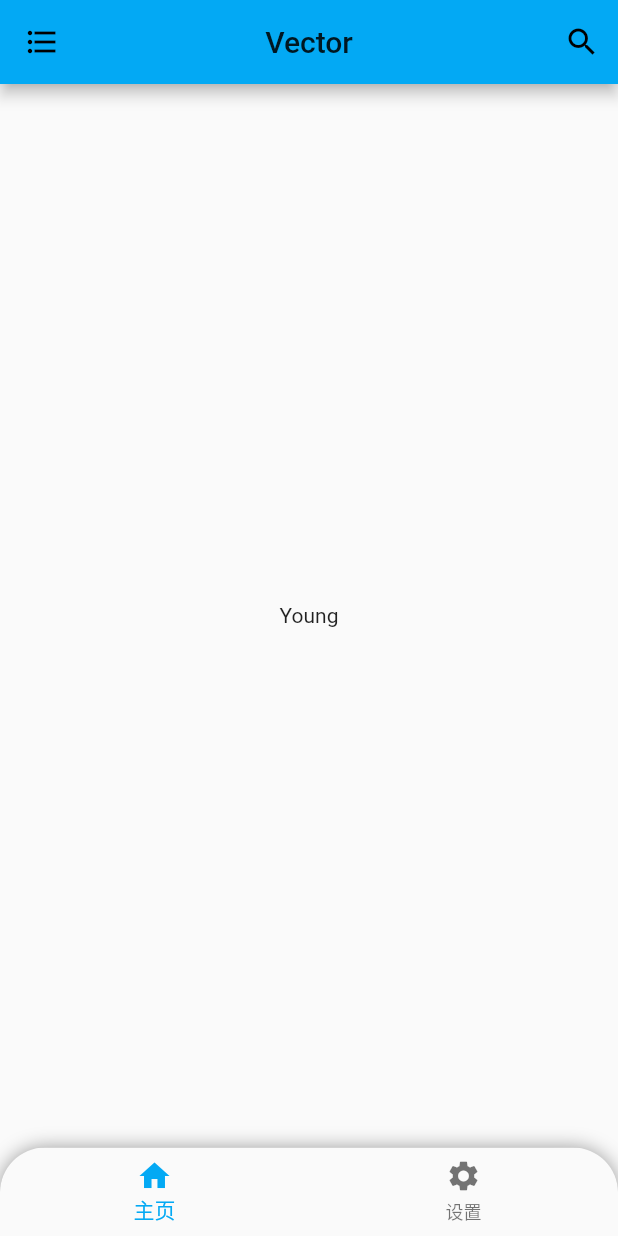
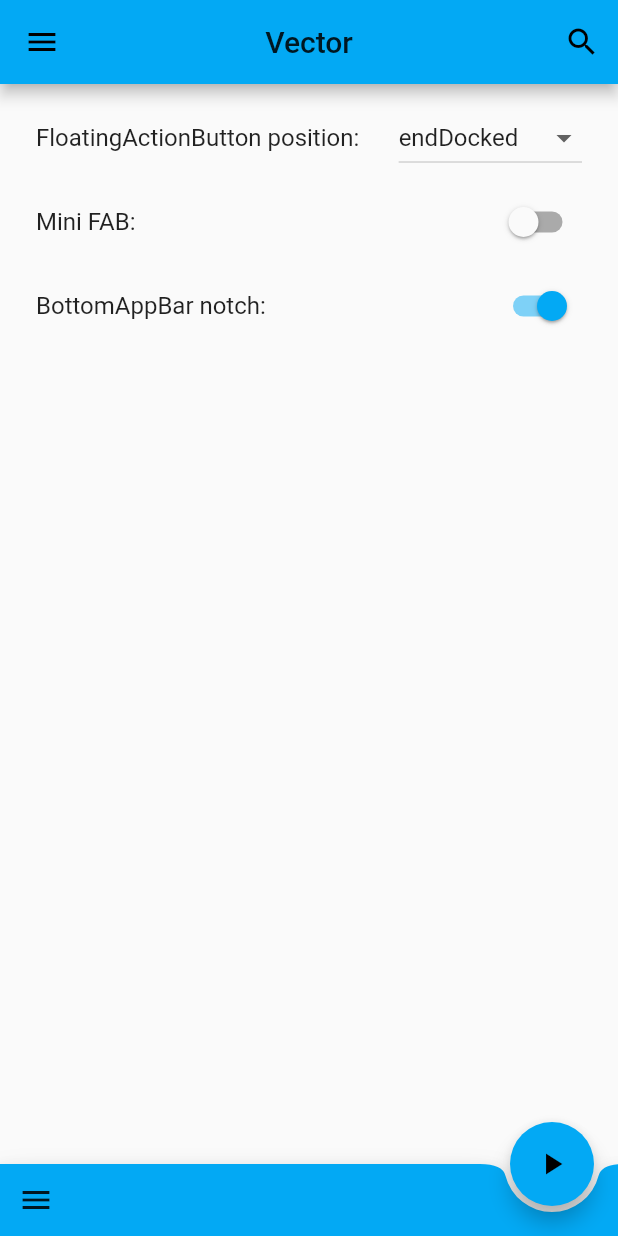
Before and after one commit to LvFinch/Vector, a Flutter app: the screen it shows after launch, on a phone screen of 412 x 824 dp. Run offline on Flutter 3.47's test engine with Material 2 defaults, Android fonts, the phone set to English and light mode, and no system bars; our stand-ins replace fluttertoast.

Commit message:
Update home.dart

```diff
--- a/vector/lib/pages/home.dart
+++ b/vector/lib/pages/home.dart
@@ -1,7 +1,7 @@
 /*
  * -> Author : Akko
  * -> Date : 2020-05-16 23:19:43
- * -> LastEditTime : 2020-05-17 14:53:02
+ * -> LastEditTime : 2020-05-18 00:26:10
  * -> LastEditors : Akko
  * -> Description : Vector Home
  * -> FilePath : \vector\lib\pages\home.dart
@@ -9,7 +9,10 @@
  */
 import 'package:flutter/material.dart';
 
-import './home_searchbar.dart';
+// import 'package:line_icons/line_icons.dart';
+import 'package:fluttertoast/fluttertoast.dart';
+
+import 'package:vector/pages/home_searchbar.dart';
 
 class HomePage extends StatefulWidget {
   @override
@@ -17,31 +20,85 @@ class HomePage extends StatefulWidget {
 }
 
 class _HomePage extends State<HomePage> {
-//如果需要,在这里声明变量,在定义函数
+  //底部AppBar
+  FloatingActionButtonLocation _fabLocation =
+      FloatingActionButtonLocation.endDocked;
+  bool _isBottomBarNotched = true;
+  bool _isFabMini = false;
+
+  BottomAppBar _buildBottomAppBar(BuildContext context) {
+    return BottomAppBar(
+      shape: this._isBottomBarNotched ? CircularNotchedRectangle() : null,
+      color: Theme.of(context).primaryColor,
+      child: Row(
+        children: <Widget>[
+          // Bottom that pops up from the bottom of the screen.
+          IconButton(
+            icon: Icon(Icons.menu),
+            onPressed: () => showModalBottomSheet(
+              context: context,
+              builder: (BuildContext context) => Container(
+                alignment: Alignment.center,
+                height: 200,
+                child: Text('Dummy bottom sheet'),
+              ),
+            ),
+          ),
+          // IconButton(
+          //   icon: Icon(Icons.search),
+          //   onPressed: () =>
+          //       Fluttertoast.showToast(msg: 'Dummy search action.'),
+          // ),
+          // IconButton(
+          //   icon: const Icon(Icons.more_vert),
+          //   onPressed: () => Fluttertoast.showToast(msg: 'Dummy menu action.'),
+          // ),
+        ],
+      ),
+    );
+  }
 
   @override
   Widget build(BuildContext context) {
+    final drawerHeader = UserAccountsDrawerHeader(
+      accountName: Text('User Name'),
+      accountEmail: Text('user.name@email.com'),
+      currentAccountPicture: CircleAvatar(
+        child: FlutterLogo(size: 42.0),
+        backgroundColor: Colors.white,
+      ),
+      otherAccountsPictures: <Widget>[
+        CircleAvatar(
+          child: Text('A'),
+          backgroundColor: Colors.yellow,
+        ),
+        CircleAvatar(
+          child: Text('B'),
+          backgroundColor: Colors.red,
+        )
+      ],
+    );
+    final drawerItems = ListView(
+      children: <Widget>[
+        drawerHeader,
+        ListTile(
+          title: Text('To page 1'),
+          onTap: () => Navigator.of(context).push(_NewPage(1)),
+        ),
+        ListTile(
+          leading: Icon(Icons.settings),
+          title: Text('设置'),
+          onTap: () => Navigator.of(context).push(_SettingPage()),
+        ),
+        ListTile(
+          title: Text('other drawer item'),
+          onTap: () {},
+        ),
+      ],
+    );
+
     return Scaffold(
       appBar: AppBar(
-        leading: Icon(Icons.format_list_bulleted),
-        // leading: Builder(
-        //   builder: (BuildContext context) {
-        //     return IconButton(
-        //       icon: ClipOval(
-        //         child: Image.asset(
-        //           "img/ico/menu.png",
-        //           height: 32,
-        //           width: 35,
-        //           fit: BoxFit.cover,
-        //         ),
-        //       ),
-        //       // ;
-        //       onPressed: () {
-        //         Scaffold.of(context).openDrawer();
-        //       },
-        //     );
-        //   },
-        // ),
         title: Text('Vector'),
         centerTitle: true,
         actions: <Widget>[
@@ -53,99 +110,109 @@ class _HomePage extends State<HomePage> {
           )
         ],
       ),
-      body: Center(
-        child: Column(
-          mainAxisAlignment: MainAxisAlignment.center,
-          children: <Widget>[
-            Text(
-              'Young',
-            ),
-          ],
-        ),
+      drawer: Drawer(
+        child: drawerItems,
       ),
-      bottomNavigationBar: Container(
-        decoration: BoxDecoration(
-          borderRadius: BorderRadius.only(
-            topLeft: Radius.circular(30),
-            topRight: Radius.circular(30),
-          ),
-          boxShadow: [
-            BoxShadow(color: Colors.black38, spreadRadius: 0, blurRadius: 10),
-          ],
-        ),
-        child: ClipRRect(
-          borderRadius: BorderRadius.only(
-            topLeft: Radius.circular(30),
-            topRight: Radius.circular(30),
-          ),
-          child: BottomNavigationBar(
-            items: <BottomNavigationBarItem>[
-              BottomNavigationBarItem(
-                  icon: Icon(Icons.home), title: Text('主页')),
-              BottomNavigationBarItem(
-                  icon: Icon(Icons.settings), title: Text('设置'))
-            ],
-          ),
-        ),
-      ),
-      drawer: Drawer(
-        child: Column(
-          children: <Widget>[
-            //头部
-            Row(
-              children: <Widget>[
-                Expanded(
-                  child: UserAccountsDrawerHeader(
-                    accountName: Text("用户King"),
-                    accountEmail: Text("xxxxx.@qq.com"),
-                    currentAccountPicture: CircleAvatar(
-                      backgroundImage: NetworkImage(
-                          "https://www.itying.com/images/flutter/3.png"),
-                    ),
-                    decoration: BoxDecoration(
-                      image: DecorationImage(
-                          image: NetworkImage(
-                              "https://www.itying.com/images/flutter/2.png"),
-                          fit: BoxFit.cover),
-                    ),
-                    otherAccountsPictures: <Widget>[
-                      Image.network(
-                          "https://www.itying.com/images/flutter/4.png"),
-                      Image.network(
-                          "https://www.itying.com/images/flutter/5.png"),
-                    ],
-                  ),
-                )
+      body: ListView(
+        padding: const EdgeInsets.all(8),
+        children: <Widget>[
+          ListTile(
+            title: Text('FloatingActionButton position:'),
+            trailing: DropdownButton<FloatingActionButtonLocation>(
+              value: this._fabLocation,
+              onChanged: (FloatingActionButtonLocation newVal) {
+                if (newVal != null) {
+                  setState(() => this._fabLocation = newVal);
+                }
+              },
+              items: [
+                DropdownMenuItem(
+                  value: FloatingActionButtonLocation.centerFloat,
+                  child: Text('centerFloat'),
+                ),
+                DropdownMenuItem(
+                  value: FloatingActionButtonLocation.endFloat,
+                  child: Text('endFloat'),
+                ),
+                DropdownMenuItem(
+                  value: FloatingActionButtonLocation.centerDocked,
+                  child: Text('centerDocked'),
+                ),
+                DropdownMenuItem(
+                  value: FloatingActionButtonLocation.endDocked,
+                  child: Text('endDocked'),
+                ),
+                DropdownMenuItem(
+                  value: FloatingActionButtonLocation.miniStartTop,
+                  child: Text('miniStartTop'),
+                ),
+                DropdownMenuItem(
+                  value: FloatingActionButtonLocation.startTop,
+                  child: Text('startTop'),
+                ),
               ],
             ),
-            ListTile(
-              leading: CircleAvatar(
-                child: Icon(Icons.home),
-              ),
-              title: Text("我的空间"),
-            ),
-            Divider(),
-            ListTile(
-              leading: CircleAvatar(
-                child: Icon(Icons.people),
-              ),
-              title: Text("用户中心"),
-              onTap: () {
-                Navigator.of(context).pop(); //隐藏侧边栏
-                Navigator.pushNamed(context, '/user');
+          ),
+          ListTile(
+            title: Text('Mini FAB:'),
+            trailing: Switch(
+              value: this._isFabMini,
+              onChanged: (bool val) {
+                setState(() => this._isFabMini = val);
               },
             ),
-            Divider(),
-            ListTile(
-              leading: CircleAvatar(
-                child: Icon(Icons.settings),
-              ),
-              title: Text("设置中心"),
+          ),
+          ListTile(
+            title: Text('BottomAppBar notch:'),
+            trailing: Switch(
+              value: this._isBottomBarNotched,
+              onChanged: (bool val) {
+                setState(() => this._isBottomBarNotched = val);
+              },
             ),
-            Divider(),
-          ],
-        ),
+          ),
+        ],
       ),
+      floatingActionButton: FloatingActionButton(
+        child: Icon(Icons.play_arrow),
+        mini: this._isFabMini,
+        onPressed: () =>
+            Fluttertoast.showToast(msg: 'Dummy floating action button'),
+      ),
+      floatingActionButtonLocation: this._fabLocation,
+      bottomNavigationBar: this._buildBottomAppBar(context),
     );
   }
 }
+
+// <Null> means this route returns nothing.
+class _NewPage extends MaterialPageRoute<Null> {
+  _NewPage(int id)
+      : super(builder: (BuildContext context) {
+          return Scaffold(
+            appBar: AppBar(
+              title: Text('Page $id'),
+              elevation: 1.0,
+            ),
+            body: Center(
+              child: Text('Page $id'),
+            ),
+          );
+        });
+}
+
+class _SettingPage extends MaterialPageRoute<Null> {
+  _SettingPage()
+      : super(builder: (BuildContext context) {
+          return Scaffold(
+            appBar: AppBar(
+              title: Text('设置'),
+              centerTitle: true,
+              elevation: 1.0,
+            ),
+            body: Center(
+              child: Text('TODO'),
+            ),
+          );
+        });
+}
```
